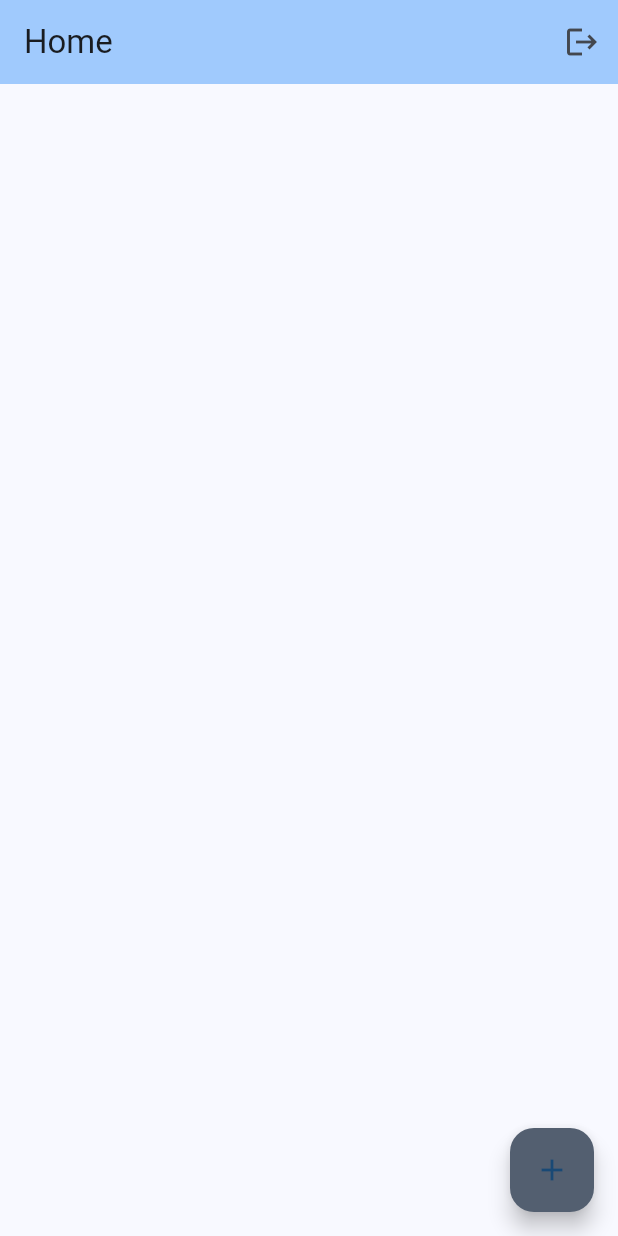
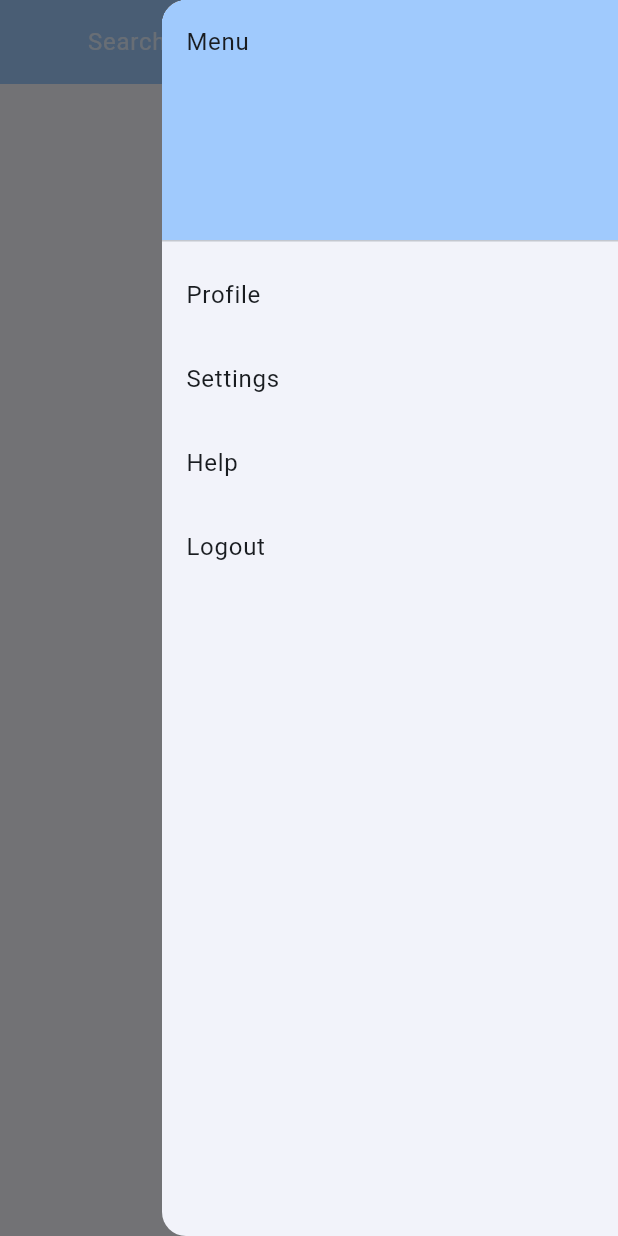
Before and after one commit to firshoot/batik_nasional, a Flutter app: the screen it shows once a user with an empty profile is signed in, with the side drawer open (before the commit the screen has no drawer), on a phone screen of 412 x 824 dp. Run offline on Flutter 3.47's test engine with Material 3 defaults, Android fonts, the phone set to English and light mode, and no system bars; our stand-ins replace cached_network_image, cloud_firestore, firebase_auth, firebase_core, firebase_storage, google_sign_in and 2 more; accounts and stored records are empty.

Commit message:
Pembuatan TOP Navigator Bar
Navigator Bar yang berisi search screen dan drawer

```diff
--- a/batik_nasional/lib/detail_screen.dart
+++ b/batik_nasional/lib/detail_screen.dart
@@ -192,7 +192,6 @@ class _DetailScreenState extends State<DetailScreen> {
                           padding: const EdgeInsets.only(right: 8),
                           child: GestureDetector(
                             onTap: () {
-                              // Aksi saat gambar di galeri ditekan
                             },
                             child: Container(
                               decoration: BoxDecoration(),
--- a/batik_nasional/lib/home_screen.dart
+++ b/batik_nasional/lib/home_screen.dart
@@ -1,14 +1,14 @@
-import 'package:cached_network_image/cached_network_image.dart';
-import 'package:cloud_firestore/cloud_firestore.dart'; // Import Firestore
-import 'package:batik_nasional/add_post_screen.dart'; // Import AddPostScreen
-import 'package:batik_nasional/sign_in_screen.dart';
 import 'package:flutter/material.dart';
 import 'package:firebase_auth/firebase_auth.dart' as auth;
+import 'package:cloud_firestore/cloud_firestore.dart';
+import 'package:cached_network_image/cached_network_image.dart';
 import 'package:shared_preferences/shared_preferences.dart';
+import 'add_post_screen.dart';
+import 'sign_in_screen.dart';
 
 class Batik {
   final String name;
-  final String imageAsset; // Di sini kita akan simpan URL gambar.
+  final String imageAsset;
   final String location;
   final String built;
   final String type;
@@ -17,7 +17,7 @@ class Batik {
 
   Batik({
     required this.name,
-    required this.imageAsset, // URL gambar akan digunakan di sini.
+    required this.imageAsset,
     required this.location,
     required this.built,
     required this.type,
@@ -46,16 +46,74 @@ class HomeScreen extends StatelessWidget {
   Widget build(BuildContext context) {
     return Scaffold(
       appBar: AppBar(
-        title: const Text('Home'),
         backgroundColor: Theme.of(context).colorScheme.inversePrimary,
+        title: Center(
+          child: Container(
+            width: MediaQuery.of(context).size.width *
+                0.6, // Adjust width as needed
+            child: TextField(
+              decoration: InputDecoration(
+                hintText: 'Search...',
+                hintStyle: TextStyle(color: Colors.white70),
+                border: InputBorder.none,
+                contentPadding: EdgeInsets.symmetric(vertical: 15),
+              ),
+              style: TextStyle(color: Colors.white),
+              onChanged: (query) {
+                // Implement search functionality
+              },
+            ),
+          ),
+        ),
         actions: [
-          IconButton(
-            onPressed: () {
-              signOut(context);
+          Builder(
+            builder: (context) {
+              return IconButton(
+                icon: Icon(Icons.menu),
+                onPressed: () {
+                  Scaffold.of(context).openEndDrawer();
+                },
+              );
             },
-            icon: const Icon(Icons.logout),
           ),
         ],
+      ),
+      endDrawer: Drawer(
+        child: ListView(
+          padding: EdgeInsets.zero,
+          children: <Widget>[
+            DrawerHeader(
+              child: Text('Menu'),
+              decoration: BoxDecoration(
+                color: Theme.of(context).colorScheme.inversePrimary,
+              ),
+            ),
+            ListTile(
+              title: Text('Profile'),
+              onTap: () {
+                Navigator.pop(context);
+              },
+            ),
+            ListTile(
+              title: Text('Settings'),
+              onTap: () {
+                Navigator.pop(context);
+              },
+            ),
+            ListTile(
+              title: Text('Help'),
+              onTap: () {
+                Navigator.pop(context);
+              },
+            ),
+            ListTile(
+              title: Text('Logout'),
+              onTap: () {
+                signOut(context);
+              },
+            ),
+          ],
+        ),
       ),
       body: StreamBuilder(
         stream: FirebaseFirestore.instance
@@ -102,9 +160,7 @@ class HomeScreen extends StatelessWidget {
                                   .split(' ')[0],
                               type: document['type'],
                               description: document['description'],
-                              imageUrls: [
-                                document['imageUrl']
-                              ], // URL gambar digunakan di sini.
+                              imageUrls: [document['imageUrl']],
                             ),
                           ),
                         ));
@@ -169,6 +225,10 @@ class _DetailScreenState extends State<DetailScreen> {
   @override
   Widget build(BuildContext context) {
     return Scaffold(
+      appBar: AppBar(
+        backgroundColor: Theme.of(context).colorScheme.inversePrimary,
+        title: Text(widget.batik.name),
+      ),
       body: SingleChildScrollView(
         child: Column(
           children: [
@@ -308,9 +368,7 @@ class _DetailScreenState extends State<DetailScreen> {
                         return Padding(
                           padding: const EdgeInsets.only(right: 8),
                           child: GestureDetector(
-                            onTap: () {
-                              // Aksi saat gambar di galeri ditekan
-                            },
+                            onTap: () {},
                             child: Container(
                               decoration: BoxDecoration(),
                               child: ClipRRect(
```
